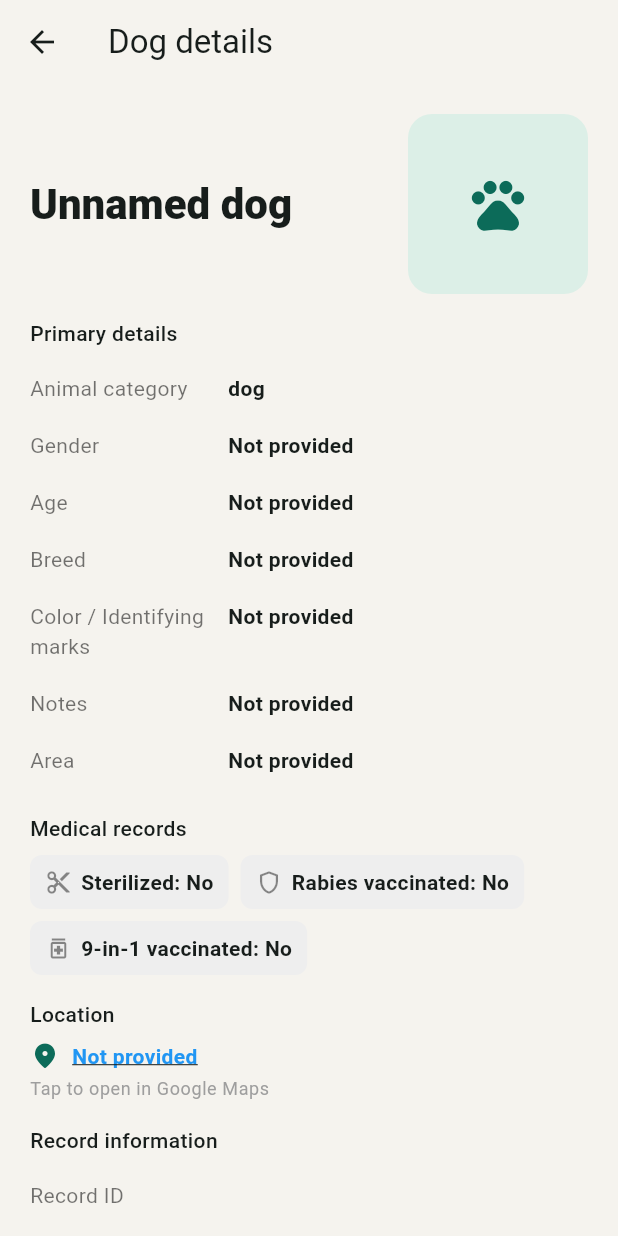
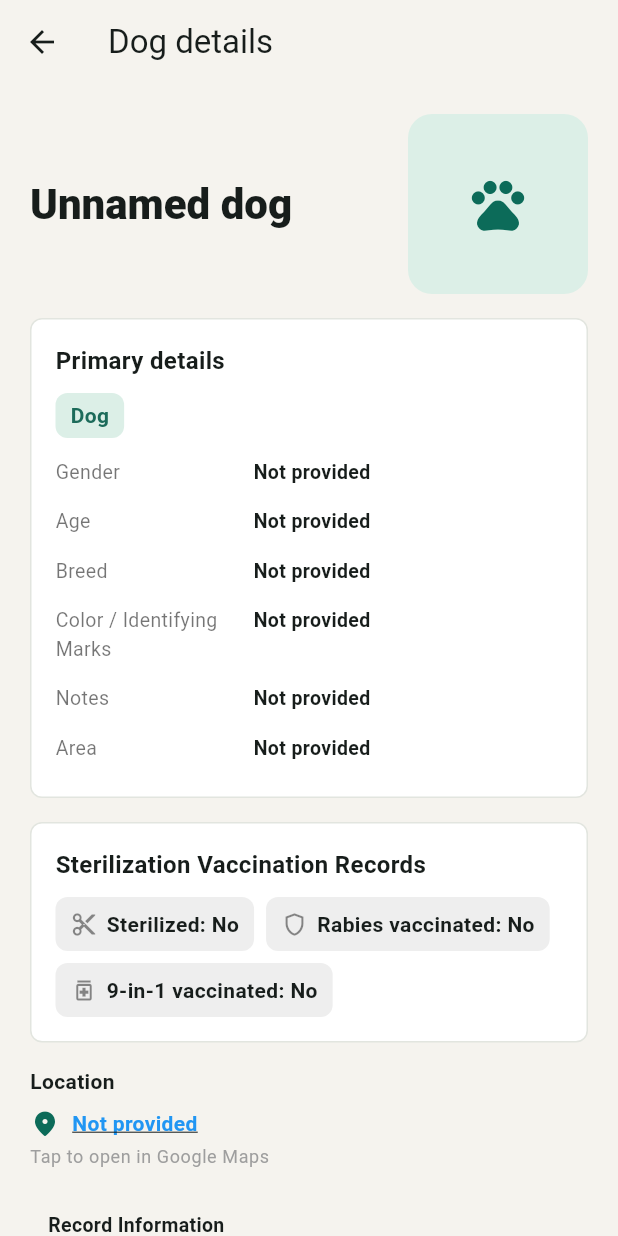
Before and after one commit to vnalalwani/pawprint, a Flutter app: the _DogDetailsPage screen opened directly with empty values, on a phone screen of 412 x 824 dp. Run offline on Flutter 3.47's test engine with Material 3 defaults, Android fonts, the phone set to English and light mode, and no system bars; our stand-ins replace geolocator, image_picker, supabase_flutter; accounts and stored records are empty.

Commit message:
added filters and search option

```diff
--- a/lib/data/dog_repository.dart
+++ b/lib/data/dog_repository.dart
@@ -46,7 +46,9 @@ class DogRepository {
     try {
       final rows = await _client
           .from('sterilization_vaccination_details')
-          .select('dog_id, sterilization_status, rabies, nine_in_one')
+          .select(
+            'dog_id, sterilization_status, rabies, nine_in_one, vaccination_date',
+          )
           .inFilter('dog_id', dogIds);
       return {for (final row in rows) row['dog_id'] as String: row};
     } on PostgrestException {
@@ -79,6 +81,9 @@ class DogRepository {
       ),
       rabiesVaccinated: (health?['rabies'] as bool?) ?? false,
       nineInOneVaccinated: (health?['nine_in_one'] as bool?) ?? false,
+      vaccinationDate: health?['vaccination_date'] == null
+          ? null
+          : DateTime.parse(health!['vaccination_date'] as String),
       color:
           (row['color'] as String?) ??
           (row['identifying_marks'] as String?) ??
--- a/lib/main.dart
+++ b/lib/main.dart
@@ -51,6 +51,9 @@ class _HomePageState extends State<HomePage> {
   List<Dog> _dogs = [];
   bool _loading = true;
   String _query = '';
+  bool _filterSterilized = false;
+  bool _filterRabies = false;
+  bool _filterNineInOne = false;
 
   @override
   void initState() {
@@ -131,13 +134,72 @@ class _HomePageState extends State<HomePage> {
     }
   }
 
+  Future<void> _showFilters() async {
+    var sterilized = _filterSterilized;
+    var rabies = _filterRabies;
+    var nineInOne = _filterNineInOne;
+    final applied = await showDialog<(bool, bool, bool)>(
+      context: context,
+      builder: (context) => StatefulBuilder(
+        builder: (context, setDialogState) => AlertDialog(
+          title: const Text('Filter records'),
+          content: Column(
+            mainAxisSize: MainAxisSize.min,
+            children: [
+              CheckboxListTile(
+                value: sterilized,
+                onChanged: (value) =>
+                    setDialogState(() => sterilized = value ?? false),
+                title: const Text('Sterilized'),
+              ),
+              CheckboxListTile(
+                value: rabies,
+                onChanged: (value) =>
+                    setDialogState(() => rabies = value ?? false),
+                title: const Text('Rabies vaccinated'),
+              ),
+              CheckboxListTile(
+                value: nineInOne,
+                onChanged: (value) =>
+                    setDialogState(() => nineInOne = value ?? false),
+                title: const Text('9-in-1 vaccinated'),
+              ),
+            ],
+          ),
+          actions: [
+            TextButton(
+              onPressed: () => Navigator.pop(context, (false, false, false)),
+              child: const Text('Clear'),
+            ),
+            FilledButton(
+              onPressed: () =>
+                  Navigator.pop(context, (sterilized, rabies, nineInOne)),
+              child: const Text('Apply'),
+            ),
+          ],
+        ),
+      ),
+    );
+    if (applied == null || !mounted) return;
+    setState(() {
+      _filterSterilized = applied.$1;
+      _filterRabies = applied.$2;
+      _filterNineInOne = applied.$3;
+    });
+  }
+
   @override
   Widget build(BuildContext context) {
     final visibleDogs = _dogs.where((dog) {
-      final text = '${dog.name} ${dog.breed} ${dog.identification}'
-          .toLowerCase();
-      return text.contains(_query);
+      final text = '${dog.name} ${dog.area}'.toLowerCase();
+      return text.contains(_query) &&
+          (!_filterSterilized ||
+              dog.sterilization == SterilizationStatus.yes) &&
+          (!_filterRabies || dog.rabiesVaccinated) &&
+          (!_filterNineInOne || dog.nineInOneVaccinated);
     }).toList();
+    final hasActiveFilters =
+        _filterSterilized || _filterRabies || _filterNineInOne;
 
     return Scaffold(
       appBar: AppBar(
@@ -227,10 +289,13 @@ class _HomePageState extends State<HomePage> {
                         ?.copyWith(fontWeight: FontWeight.w800),
                   ),
                   const SizedBox(height: 12),
-                  TextField(
+                  Row(
+                    children: [
+                      Expanded(
+                        child: TextField(
                           controller: _searchController,
                           decoration: InputDecoration(
-                      hintText: 'Search by name, breed or ID',
+                            hintText: 'Search by name or area',
                             prefixIcon: const Icon(Icons.search_rounded),
                             suffixIcon: _query.isEmpty
                                 ? null
@@ -246,6 +311,18 @@ class _HomePageState extends State<HomePage> {
                             ),
                           ),
                         ),
+                      ),
+                      const SizedBox(width: 8),
+                      Badge(
+                        isLabelVisible: hasActiveFilters,
+                        child: IconButton.filledTonal(
+                          onPressed: _showFilters,
+                          icon: const Icon(Icons.filter_list_rounded),
+                          tooltip: 'Filter records',
+                        ),
+                      ),
+                    ],
+                  ),
                   const SizedBox(height: 14),
                   if (visibleDogs.isEmpty)
                     _EmptyState(onAddDog: _addDog)
@@ -259,7 +336,7 @@ class _HomePageState extends State<HomePage> {
       floatingActionButton: FloatingActionButton.extended(
         onPressed: _addDog,
         icon: const Icon(Icons.add_rounded),
-        label: const Text('Record dog'),
+        label: const Text('Record a furfriend'),
       ),
     );
   }
@@ -403,7 +480,15 @@ class _DogTile extends StatelessWidget {
   final VoidCallback onEdit;
 
   @override
-  Widget build(BuildContext context) => Card(
+  Widget build(BuildContext context) {
+    final vaccinationNeedsAttention =
+        dog.vaccinationDueSoon ||
+        (!dog.rabiesVaccinated && !dog.nineInOneVaccinated);
+    final vaccinationTooltip = dog.vaccinationDueSoon
+        ? 'Vaccination due within one month'
+        : 'No vaccination recorded';
+
+    return Card(
       margin: const EdgeInsets.only(bottom: 10),
       elevation: 0,
       color: Colors.white,
@@ -414,17 +499,7 @@ class _DogTile extends StatelessWidget {
           );
         },
         contentPadding: const EdgeInsets.symmetric(horizontal: 14, vertical: 5),
-      title: Text(
-        dog.name.isEmpty ? 'Unnamed ${dog.animalCategory}' : dog.name,
-        style: const TextStyle(fontWeight: FontWeight.w700),
-      ),
-      subtitle: Text(
-        'Tag ID: ${dog.identification.isEmpty ? 'not set' : dog.identification}',
-      ),
-      trailing: Row(
-        mainAxisSize: MainAxisSize.min,
-        children: [
-          ClipOval(
+        leading: ClipOval(
           child: SizedBox(
             width: 56,
             height: 56,
@@ -437,7 +512,36 @@ class _DogTile extends StatelessWidget {
                 : _photoPlaceholder(context),
           ),
         ),
-          const SizedBox(width: 10),
+        title: Text(
+          dog.name.isEmpty ? 'Unnamed ${dog.animalCategory}' : dog.name,
+          style: const TextStyle(fontWeight: FontWeight.w700),
+        ),
+        subtitle: Text(
+          'Tag ID: ${dog.identification.isEmpty ? 'not set' : dog.identification}',
+        ),
+        trailing: Row(
+          mainAxisSize: MainAxisSize.min,
+          children: [
+            if (dog.sterilization != SterilizationStatus.yes) ...[
+              const Tooltip(
+                message: 'Not sterilized',
+                child: Icon(
+                  Icons.content_cut_outlined,
+                  color: Color(0xffb54708),
+                ),
+              ),
+              const SizedBox(width: 8),
+            ],
+            if (vaccinationNeedsAttention) ...[
+              Tooltip(
+                message: vaccinationTooltip,
+                child: const Icon(
+                  Icons.notifications_active_outlined,
+                  color: Color(0xffb54708),
+                ),
+              ),
+              const SizedBox(width: 8),
+            ],
             IconButton(
               onPressed: onEdit,
               icon: const Icon(Icons.edit_outlined),
@@ -447,6 +551,7 @@ class _DogTile extends StatelessWidget {
         ),
       ),
     );
+  }
 
   Widget _photoPlaceholder(BuildContext context) => Container(
     color: const Color(0xffdcefe7),
@@ -478,7 +583,9 @@ class _DogDetailsPage extends StatelessWidget {
             children: [
               Expanded(
                 child: Text(
-                  dog.name.isEmpty ? 'Unnamed ${dog.animalCategory}' : dog.name,
+                  dog.name.isEmpty
+                      ? 'Unnamed ${dog.animalCategory}'
+                      : '${dog.name[0].toUpperCase()}${dog.name.substring(1)}',
                   style: Theme.of(context).textTheme.headlineMedium
                       ?.copyWith(fontWeight: FontWeight.w800),
                 ),
@@ -504,12 +611,12 @@ class _DogDetailsPage extends StatelessWidget {
           const SizedBox(height: 16),
           _DetailSection(
             title: 'Primary details',
+            highlightedValue: dog.animalCategory,
             values: [
-              _DetailValue('Animal category', dog.animalCategory),
               _DetailValue('Gender', _display(dog.gender)),
               _DetailValue('Age', _display(dog.age)),
               _DetailValue('Breed', _display(dog.breed)),
-              _DetailValue('Color / Identifying marks', _display(dog.color)),
+              _DetailValue('Color / Identifying Marks', _display(dog.color)),
               _DetailValue('Notes', _display(dog.notes)),
               _DetailValue('Area', _display(dog.area)),
             ],
@@ -526,7 +633,7 @@ class _DogDetailsPage extends StatelessWidget {
                   children: [
                     const Text(
                       'Location',
-                      style: TextStyle(fontWeight: FontWeight.w500),
+                      style: TextStyle(fontWeight: FontWeight.w700),
                     ),
                     const SizedBox(height: 8),
                     Row(
@@ -561,11 +668,11 @@ class _DogDetailsPage extends StatelessWidget {
             ),
           const SizedBox(height: 16),
           _DetailSection(
-            title: 'Record information',
+            title: 'Record Information',
+            compact: true,
             values: [
-              _DetailValue('Record ID', dog.id),
               _DetailValue('Created', _formatDate(dog.createdAt)),
-              _DetailValue('Last updated', _formatDate(dog.updatedAt)),
+              _DetailValue('Last Updated', _formatDate(dog.updatedAt)),
             ],
           ),
         ],
@@ -607,34 +714,79 @@ class _DetailValue {
 }
 
 class _DetailSection extends StatelessWidget {
-  const _DetailSection({required this.title, required this.values});
+  const _DetailSection({
+    required this.title,
+    required this.values,
+    this.compact = false,
+    this.highlightedValue,
+  });
 
   final String title;
   final List<_DetailValue> values;
+  final bool compact;
+  final String? highlightedValue;
 
   @override
-  Widget build(BuildContext context) => Column(
+  Widget build(BuildContext context) => Container(
+    padding: EdgeInsets.all(compact ? 12 : 16),
+    decoration: compact
+        ? null
+        : BoxDecoration(
+            color: Colors.white,
+            border: Border.all(color: const Color(0xffe2e5df)),
+            borderRadius: BorderRadius.circular(8),
+          ),
+    child: Column(
       crossAxisAlignment: CrossAxisAlignment.start,
       children: [
-      Text(title, style: const TextStyle(fontWeight: FontWeight.w500)),
-      const SizedBox(height: 8),
+        Text(
+          title,
+          style: TextStyle(
+            fontSize: compact ? 13 : 16,
+            fontWeight: FontWeight.w700,
+          ),
+        ),
+        SizedBox(height: compact ? 4 : 10),
+        if (highlightedValue != null) ...[
+          Container(
+            padding: const EdgeInsets.symmetric(horizontal: 10, vertical: 5),
+            decoration: BoxDecoration(
+              color: const Color(0xffdcefe7),
+              borderRadius: BorderRadius.circular(8),
+            ),
+            child: Text(
+              '${highlightedValue![0].toUpperCase()}${highlightedValue!.substring(1)}',
+              style: const TextStyle(
+                color: Color(0xff1c6b5a),
+                fontWeight: FontWeight.w700,
+              ),
+            ),
+          ),
+          const SizedBox(height: 6),
+        ],
         ...values.map(
           (item) => Padding(
-          padding: const EdgeInsets.symmetric(vertical: 9),
+            padding: EdgeInsets.symmetric(vertical: compact ? 4 : 7),
             child: Row(
               crossAxisAlignment: CrossAxisAlignment.start,
               children: [
                 SizedBox(
-                width: 132,
+                  width: compact ? 104 : 132,
                   child: Text(
                     item.label,
-                  style: const TextStyle(color: Colors.black54),
+                    style: TextStyle(
+                      fontSize: compact ? 11 : 13,
+                      color: Colors.black54,
+                    ),
                   ),
                 ),
                 Expanded(
                   child: Text(
                     item.value,
-                  style: const TextStyle(fontWeight: FontWeight.w600),
+                    style: TextStyle(
+                      fontSize: compact ? 11 : 13,
+                      fontWeight: FontWeight.w600,
+                    ),
                   ),
                 ),
               ],
@@ -642,6 +794,7 @@ class _DetailSection extends StatelessWidget {
           ),
         ),
       ],
+    ),
   );
 }
 
@@ -651,14 +804,21 @@ class _MedicalRecordsSection extends StatelessWidget {
   final Dog dog;
 
   @override
-  Widget build(BuildContext context) => Column(
+  Widget build(BuildContext context) => Container(
+    padding: const EdgeInsets.all(16),
+    decoration: BoxDecoration(
+      color: Colors.white,
+      border: Border.all(color: const Color(0xffe2e5df)),
+      borderRadius: BorderRadius.circular(8),
+    ),
+    child: Column(
       crossAxisAlignment: CrossAxisAlignment.start,
       children: [
         const Text(
-        'Medical records',
-        style: TextStyle(fontWeight: FontWeight.w500),
+          'Sterilization Vaccination Records',
+          style: TextStyle(fontSize: 16, fontWeight: FontWeight.w700),
         ),
-      const SizedBox(height: 8),
+        const SizedBox(height: 10),
         Wrap(
           spacing: 8,
           runSpacing: 8,
@@ -678,9 +838,16 @@ class _MedicalRecordsSection extends StatelessWidget {
               label: '9-in-1 vaccinated',
               complete: dog.nineInOneVaccinated,
             ),
+            if (dog.vaccinationDueSoon)
+              const _MedicalRecordBadge(
+                icon: Icons.notifications_active_outlined,
+                label: 'Vaccination due soon',
+                complete: true,
+              ),
           ],
         ),
       ],
+    ),
   );
 }
 
@@ -808,6 +975,7 @@ class _AddDogDialogState extends State<_AddDogDialog> {
         : dog.sterilization;
     _rabies = dog.rabiesVaccinated;
     _nineInOne = dog.nineInOneVaccinated;
+    _vaccinationDate = dog.vaccinationDate;
   }
 
   @override
@@ -939,7 +1107,7 @@ class _AddDogDialogState extends State<_AddDogDialog> {
   Widget build(BuildContext context) {
     final dialogHeight = MediaQuery.sizeOf(context).height * 0.7;
     return AlertDialog(
-      title: Text(_page == 0 ? 'Record a stray dog' : 'Health details'),
+      title: Text(_page == 0 ? 'Record a furfriend' : 'Health details'),
       content: SizedBox(
         width: 320,
         height: dialogHeight,
@@ -1079,7 +1247,6 @@ class _AddDogDialogState extends State<_AddDogDialog> {
                       const SizedBox(height: 8),
                       TextFormField(
                         controller: _identifyingMarks,
-                        maxLines: 2,
                         decoration: const InputDecoration(
                           labelText: 'Color / Identifying marks',
                         ),
@@ -1087,7 +1254,6 @@ class _AddDogDialogState extends State<_AddDogDialog> {
                       const SizedBox(height: 8),
                       TextFormField(
                         controller: _notes,
-                        maxLines: 2,
                         decoration: const InputDecoration(labelText: 'Notes'),
                       ),
                       const SizedBox(height: 8),
--- a/lib/models/dog.dart
+++ b/lib/models/dog.dart
@@ -17,6 +17,7 @@ class Dog {
     this.sterilization = SterilizationStatus.unknown,
     this.rabiesVaccinated = false,
     this.nineInOneVaccinated = false,
+    this.vaccinationDate,
     this.sterilizedOn,
     this.medicalIssues = '',
     this.photoKey,
@@ -43,6 +44,7 @@ class Dog {
   final SterilizationStatus sterilization;
   final bool rabiesVaccinated;
   final bool nineInOneVaccinated;
+  final DateTime? vaccinationDate;
   final DateTime? sterilizedOn;
   final String medicalIssues;
   final String? photoKey;
@@ -57,6 +59,19 @@ class Dog {
 
   bool get hasLocation => latitude != null && longitude != null;
 
+  bool get vaccinationDueSoon {
+    if (vaccinationDate == null ||
+        (!rabiesVaccinated && !nineInOneVaccinated)) {
+      return false;
+    }
+    final reminderDate = DateTime(
+      vaccinationDate!.year,
+      vaccinationDate!.month + 11,
+      vaccinationDate!.day,
+    );
+    return !DateTime.now().isBefore(reminderDate);
+  }
+
   Dog copyWith({
     String? name,
     String? breed,
@@ -65,6 +80,7 @@ class Dog {
     SterilizationStatus? sterilization,
     bool? rabiesVaccinated,
     bool? nineInOneVaccinated,
+    DateTime? vaccinationDate,
     DateTime? sterilizedOn,
     bool clearSterilizedOn = false,
     String? medicalIssues,
@@ -93,6 +109,7 @@ class Dog {
       sterilization: sterilization ?? this.sterilization,
       rabiesVaccinated: rabiesVaccinated ?? this.rabiesVaccinated,
       nineInOneVaccinated: nineInOneVaccinated ?? this.nineInOneVaccinated,
+      vaccinationDate: vaccinationDate ?? this.vaccinationDate,
       sterilizedOn: clearSterilizedOn
           ? null
           : (sterilizedOn ?? this.sterilizedOn),
@@ -123,6 +140,7 @@ class Dog {
     'sterilization': sterilization.name,
     'rabiesVaccinated': rabiesVaccinated,
     'nineInOneVaccinated': nineInOneVaccinated,
+    'vaccinationDate': vaccinationDate?.toIso8601String(),
     'sterilizedOn': sterilizedOn?.toIso8601String(),
     'medicalIssues': medicalIssues,
     'photoKey': photoKey,
@@ -153,6 +171,9 @@ class Dog {
       ),
       rabiesVaccinated: (map['rabiesVaccinated'] as bool?) ?? false,
       nineInOneVaccinated: (map['nineInOneVaccinated'] as bool?) ?? false,
+      vaccinationDate: map['vaccinationDate'] == null
+          ? null
+          : DateTime.parse(map['vaccinationDate']! as String),
       sterilizedOn: map['sterilizedOn'] == null
           ? null
           : DateTime.parse(map['sterilizedOn']! as String),
```
Also changed, not shown: 1 other file. Lines whose indentation alone changed are shown as unchanged.
